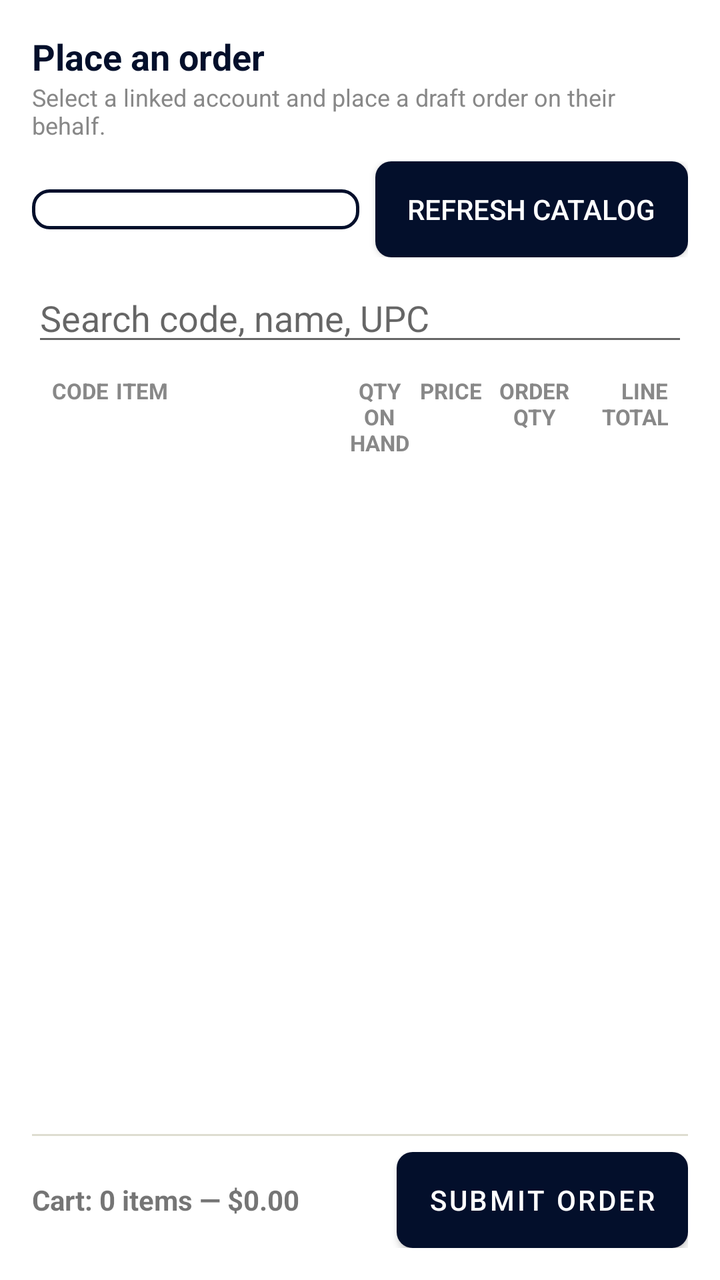
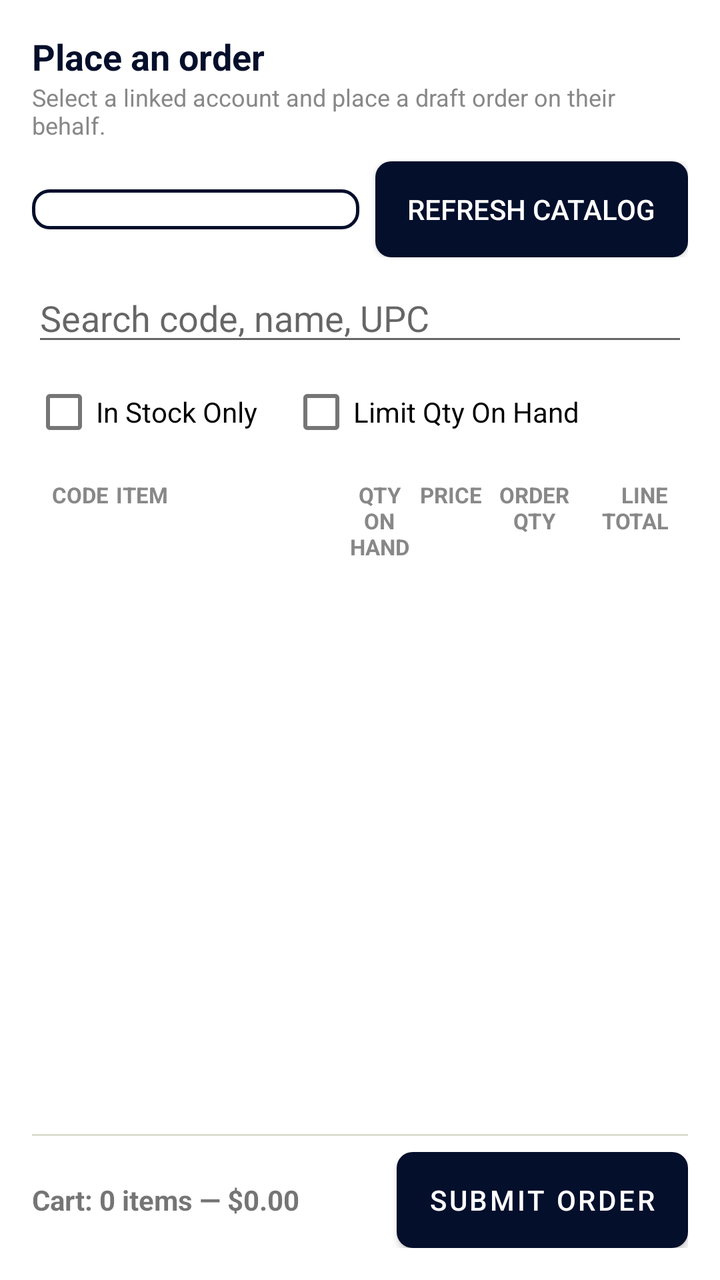

The first picture is an Android layout as it rendered before a commit; the second is the same layout after the commit. The layout source and the unified diff follow.
<!-- AndroidManifest.xml: application theme Theme.LiquorBeeWholesale -->
<!-- res/layout/fragment_place_order.xml -->
<?xml version="1.0" encoding="utf-8"?>
<FrameLayout xmlns:android="http://schemas.android.com/apk/res/android"
    android:layout_width="match_parent"
    android:layout_height="match_parent">

    <LinearLayout
        android:layout_width="match_parent"
        android:layout_height="match_parent"
        android:orientation="vertical"
        android:padding="16dp">

        <TextView
            android:layout_width="match_parent"
            android:layout_height="wrap_content"
            android:text="Place an order"
            android:textStyle="bold"
            android:textSize="18sp"
            android:textColor="@color/purple_primary" />

        <TextView
            android:layout_width="match_parent"
            android:layout_height="wrap_content"
            android:text="Select a linked account and place a draft order on their behalf."
            android:textColor="#888888"
            android:textSize="12sp"
            android:layout_marginBottom="10dp" />

        <LinearLayout
            android:layout_width="match_parent"
            android:layout_height="wrap_content"
            android:orientation="horizontal"
            android:gravity="center_vertical">
            <FrameLayout
                android:layout_width="0dp"
                android:layout_height="wrap_content"
                android:layout_weight="1"
                android:layout_marginEnd="8dp">
                <Spinner
                    android:id="@+id/spinnerAccount"
                    android:layout_width="match_parent"
                    android:layout_height="wrap_content"
                    android:background="@drawable/bg_dropdown_field" />
            </FrameLayout>
            <Button
                android:id="@+id/buttonLoadCatalog"
                style="?android:attr/buttonStyleSmall"
                android:layout_width="wrap_content"
                android:layout_height="wrap_content"
                android:text="Refresh Catalog"
                android:background="@drawable/bg_button_dark"
                android:textColor="@color/white" />
        </LinearLayout>

        <EditText
            android:id="@+id/editSearch"
            android:layout_width="match_parent"
            android:layout_height="wrap_content"
            android:hint="Search code, name, UPC"
            android:layout_marginTop="8dp" />

        <ProgressBar
            android:id="@+id/progressLoading"
            android:layout_width="wrap_content"
            android:layout_height="wrap_content"
            android:layout_gravity="center"
            android:layout_marginTop="16dp"
            android:visibility="gone" />

        <TextView
            android:id="@+id/textEmpty"
            android:layout_width="match_parent"
            android:layout_height="wrap_content"
            android:textColor="#888888"
            android:gravity="center"
            android:layout_marginTop="24dp"
            android:visibility="gone" />

        
        <LinearLayout
            android:layout_width="match_parent"
            android:layout_height="wrap_content"
            android:orientation="horizontal"
            android:paddingHorizontal="10dp"
            android:paddingTop="10dp">
            <TextView android:layout_width="0dp" android:layout_height="wrap_content" android:layout_weight="0.9" android:text="CODE" android:textStyle="bold" android:textSize="11sp" android:textColor="#888888" />
            <TextView android:layout_width="0dp" android:layout_height="wrap_content" android:layout_weight="3.2" android:text="ITEM" android:textStyle="bold" android:textSize="11sp" android:textColor="#888888" />
            <TextView android:layout_width="0dp" android:layout_height="wrap_content" android:layout_weight="1" android:gravity="center" android:text="QTY ON HAND" android:textStyle="bold" android:textSize="11sp" android:textColor="#888888" />
            <TextView android:layout_width="0dp" android:layout_height="wrap_content" android:layout_weight="1" android:gravity="center" android:text="PRICE" android:textStyle="bold" android:textSize="11sp" android:textColor="#888888" />
            <TextView android:layout_width="0dp" android:layout_height="wrap_content" android:layout_weight="1" android:gravity="center" android:text="ORDER QTY" android:textStyle="bold" android:textSize="11sp" android:textColor="#888888" android:layout_marginHorizontal="6dp" />
            <TextView android:layout_width="0dp" android:layout_height="wrap_content" android:layout_weight="1.2" android:gravity="end" android:text="LINE TOTAL" android:textStyle="bold" android:textSize="11sp" android:textColor="#888888" />
        </LinearLayout>

        <androidx.recyclerview.widget.RecyclerView
            android:id="@+id/recyclerCatalog"
            android:layout_width="match_parent"
            android:layout_height="0dp"
            android:layout_weight="1"
            android:layout_marginTop="4dp" />

        <View
            android:layout_width="match_parent"
            android:layout_height="1dp"
            android:background="#DEDDD1"
            android:layout_marginTop="4dp" />

        <LinearLayout
            android:layout_width="match_parent"
            android:layout_height="wrap_content"
            android:orientation="horizontal"
            android:gravity="center_vertical"
            android:layout_marginTop="8dp">
            <TextView
                android:id="@+id/textCartTotal"
                android:layout_width="0dp"
                android:layout_height="wrap_content"
                android:layout_weight="1"
                android:textStyle="bold"
                android:text="Cart: 0 items — $0.00" />
            <Button
                android:id="@+id/buttonSubmitOrder"
                android:layout_width="wrap_content"
                android:layout_height="wrap_content"
                android:text="Submit Order"
                android:background="@drawable/bg_button_primary"
                android:textColor="@color/white" />
        </LinearLayout>

        <TextView
            android:id="@+id/textMessage"
            android:layout_width="match_parent"
            android:layout_height="wrap_content"
            android:layout_marginTop="6dp"
            android:visibility="gone" />

    </LinearLayout>

    
    <FrameLayout
        android:id="@+id/celebrationOverlay"
        android:layout_width="match_parent"
        android:layout_height="match_parent"
        android:background="#CC000000"
        android:visibility="gone"
        android:clickable="true"
        android:focusable="true">
        <ImageView
            android:id="@+id/imageCelebration"
            android:layout_width="240dp"
            android:layout_height="240dp"
            android:layout_gravity="center"
            android:scaleType="centerCrop" />
    </FrameLayout>

</FrameLayout>
<!-- resources referenced by this layout -->
<resources>
  <color name="purple_primary">#030F2B</color>
  <color name="white">#FFFFFFFF</color>
  <!-- drawable bg_button_dark (drawable) -->
  <?xml version="1.0" encoding="utf-8"?>
  <shape xmlns:android="http://schemas.android.com/apk/res/android" android:shape="rectangle">
      <solid android:color="@color/purple_dark" />
      <corners android:radius="8dp" />
  </shape>
  <!-- drawable bg_button_primary (drawable) -->
  <?xml version="1.0" encoding="utf-8"?>
  <shape xmlns:android="http://schemas.android.com/apk/res/android" android:shape="rectangle">
      <solid android:color="@color/purple_primary" />
      <corners android:radius="8dp" />
  </shape>
  <!-- drawable bg_dropdown_field (drawable) -->
  <?xml version="1.0" encoding="utf-8"?>
  <shape xmlns:android="http://schemas.android.com/apk/res/android" android:shape="rectangle">
      <solid android:color="@color/white" />
      <stroke android:width="1.5dp" android:color="@color/purple_primary" />
      <corners android:radius="8dp" />
      <padding android:left="12dp" android:top="10dp" android:right="36dp" android:bottom="10dp" />
  </shape>
  <style name="Theme.LiquorBeeWholesale" parent="Theme.MaterialComponents.DayNight.NoActionBar">
          <item name="colorPrimary">@color/purple_primary</item>
          <item name="colorPrimaryDark">@color/purple_dark</item>
          <item name="colorAccent">@color/purple_primary</item>
          <item name="android:statusBarColor" tools:targetApi="l">@color/purple_dark</item>
      </style>
  <color name="purple_dark">#020A20</color>
</resources>

<!-- the commit's change to res/layout/fragment_place_order.xml (unified diff, before → after) -->
@@ -58,6 +58,24 @@
             android:hint="Search code, name, UPC"
             android:layout_marginTop="8dp" />
 
+        <LinearLayout
+            android:layout_width="match_parent"
+            android:layout_height="wrap_content"
+            android:orientation="horizontal"
+            android:layout_marginTop="4dp">
+            <CheckBox
+                android:id="@+id/checkboxInStockOnly"
+                android:layout_width="wrap_content"
+                android:layout_height="wrap_content"
+                android:text="In Stock Only" />
+            <CheckBox
+                android:id="@+id/checkboxLimitQtyOnHand"
+                android:layout_width="wrap_content"
+                android:layout_height="wrap_content"
+                android:text="Limit Qty On Hand"
+                android:layout_marginStart="16dp" />
+        </LinearLayout>
+
         <ProgressBar
             android:id="@+id/progressLoading"
             android:layout_width="wrap_content"
@@ -116,6 +134,13 @@
                 android:layout_weight="1"
                 android:textStyle="bold"
                 android:text="Cart: 0 items — $0.00" />
+            <ProgressBar
+                android:id="@+id/progressSubmitting"
+                android:layout_width="24dp"
+                android:layout_height="24dp"
+                android:layout_marginEnd="10dp"
+                android:indeterminate="true"
+                android:visibility="gone" />
             <Button
                 android:id="@+id/buttonSubmitOrder"
                 android:layout_width="wrap_content"
